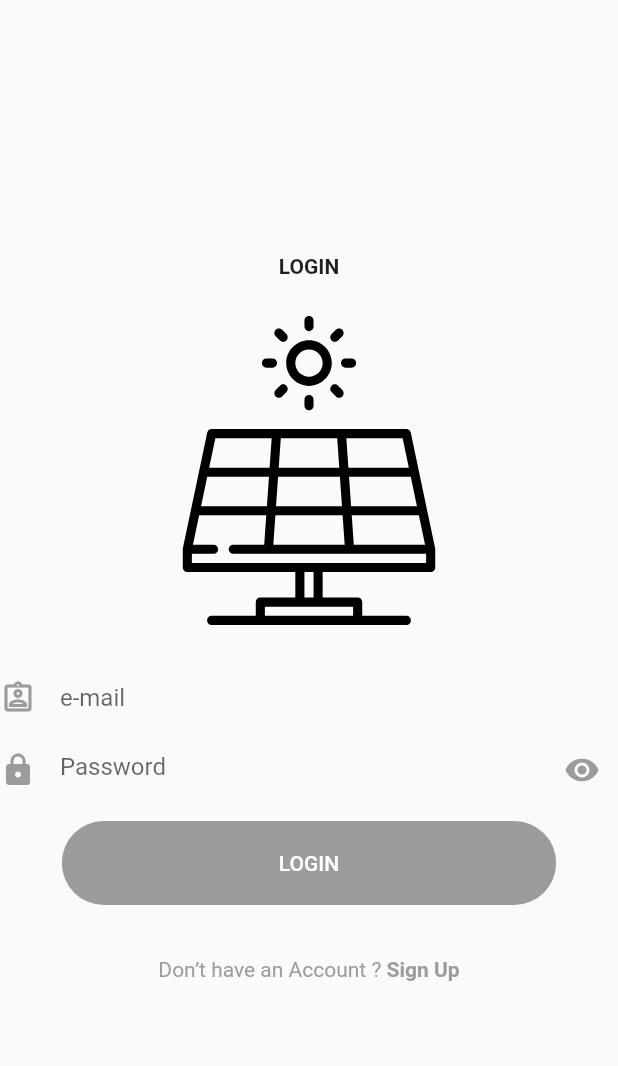
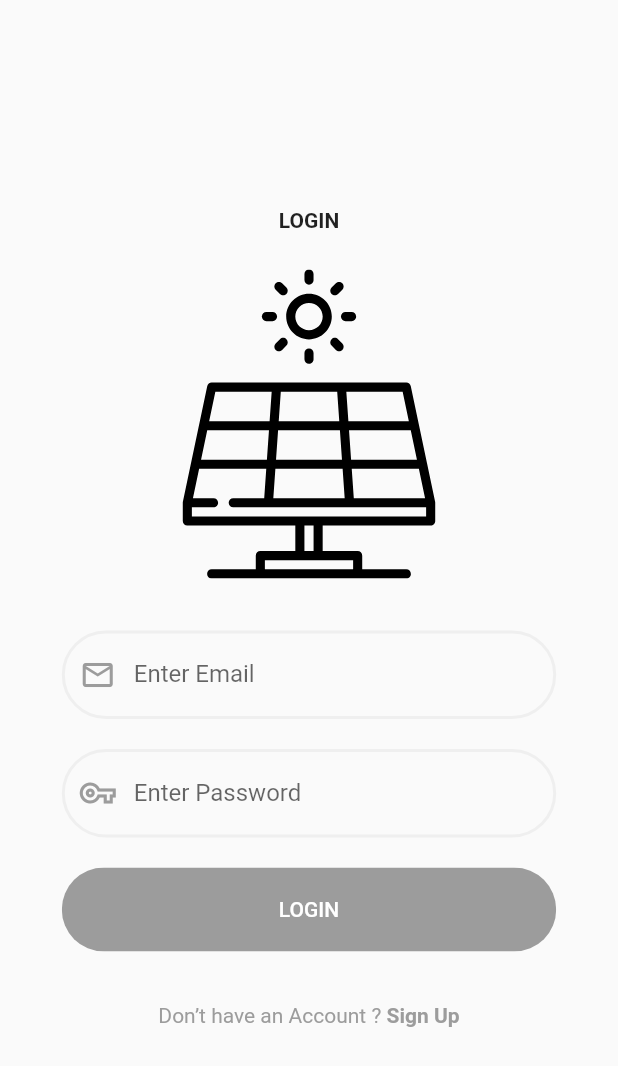
Before and after one commit to BurakYtu/GES_UI, a Flutter app: the screen it shows after launch, after a tap on "LOGIN", on a phone screen of 412 x 824 dp. Shown: the top 1066 px of the screen. Run offline on Flutter 3.47's test engine with Material 2 defaults, Android fonts, the phone set to English and light mode, and no system bars; our stand-ins replace firebase_auth, firebase_core, firebase_storage, flutter_map, flutter_svg, latlong; missing offline and left inert: lat_lon_grid_plugin; accounts and stored records are empty; network calls fail; Roboto replaces fonts that are missing (Poppins).

Commit message:
login ui
login ui

```diff
--- a/ges/lib/Welcome.dart
+++ b/ges/lib/Welcome.dart
@@ -30,7 +30,7 @@ class WelcomeScreen extends StatelessWidget {
                     context,
                     MaterialPageRoute(
                       builder: (context) {
-                        return LoginScreen();
+                        return LogInScreen();
                       },
                     ),
                   );
--- a/ges/lib/login.dart
+++ b/ges/lib/login.dart
@@ -8,9 +8,21 @@ import 'package:provider/provider.dart';
 import 'Authentication.dart';
 import 'already_have_an_account_acheck.dart';
 
-class LoginScreen extends StatelessWidget {
+class LogInScreen extends StatefulWidget {
+  @override
+  _LogInScreenState createState() => _LogInScreenState();
+}
+
+class _LogInScreenState extends State<LogInScreen> {
   String loginemail = "";
   String loginpassword = "";
+  bool _obscureText = true;
+
+  void _toggle() {
+    setState(() {
+      _obscureText = !_obscureText;
+    });
+  }
 
   @override
   Widget build(BuildContext context) {
@@ -27,37 +39,77 @@ class LoginScreen extends StatelessWidget {
               ),
               SizedBox(height: size.height * 0.03), SvgPicture.asset("lib/assets/login.svg", height: size.height * 0.25,),
               SizedBox(height: size.height * 0.03),
-              TextField(
+              Container(
+                margin: EdgeInsets.symmetric(vertical: 10),
+                width: size.width * 0.8,
+                child: TextFormField(
                   onChanged: (text) {
                     loginemail = text;
                   },
-                cursorColor: kPrimaryColor,
                   decoration: InputDecoration(
-                  icon: Icon(
-                    Icons.assignment_ind_outlined,
-                    color: kPrimaryColor,
+                    prefixIcon: Icon(Icons.mail_outline, color: kPrimaryColor),
+                    fillColor: kPrimaryLightColor,
+                    labelText: "Enter Email",
+                    focusedBorder: OutlineInputBorder(
+                      borderRadius: BorderRadius.circular(30.0),
+                      borderSide: BorderSide(color: Colors.blue, width: 2.0),
                     ),
-                  hintText: "e-mail",
-                  border: InputBorder.none,
+                    enabledBorder: OutlineInputBorder(
+                      borderRadius: BorderRadius.circular(30.0),
+                      borderSide: BorderSide(color: kPrimaryLightColor, width: 2.0),
                     ),
                   ),
-              TextField(
+                  validator: (val) {
+                    if(val.length==0) {
+                      return "Email cannot be empty";
+                    }else{
+                      return null;
+                    }
+                  },
+                  keyboardType: TextInputType.emailAddress,
+                  style: new TextStyle(
+                    fontFamily: "Poppins",
+                  ),
+                ),
+              ),
+              Container(
+                margin: EdgeInsets.symmetric(vertical: 10),
+                width: size.width * 0.8,
+                child: TextFormField(
+                  obscureText: _obscureText,
                   onChanged: (text) {
                     loginpassword = text;
                   },
-                obscureText: true,
-                cursorColor: kPrimaryColor,
                   decoration: InputDecoration(
-                  hintText: "Password",
-                  icon: Icon(
-                    Icons.lock,
+                    prefixIcon: IconButton(
                       color: kPrimaryColor,
+                      icon: Icon(Icons.vpn_key_outlined),
+                      onPressed: (){
+                        _toggle();
+                      },
                     ),
-                  suffixIcon: Icon(
-                    Icons.visibility,
-                    color: kPrimaryColor,
+                    labelText: "Enter Password",
+                    fillColor: Colors.white,
+                    focusedBorder: OutlineInputBorder(
+                      borderRadius: BorderRadius.circular(30.0),
+                      borderSide: BorderSide(color: Colors.blue, width: 2.0),
                     ),
-                  border: InputBorder.none,
+                    enabledBorder: OutlineInputBorder(
+                      borderRadius: BorderRadius.circular(30.0),
+                      borderSide: BorderSide(color: kPrimaryLightColor, width: 2.0),
+                    ),
+                  ),
+                  validator: (val) {
+                    if(val.length==0) {
+                      return "Password cannot be empty";
+                    }else{
+                      return null;
+                    }
+                  },
+                  keyboardType: TextInputType.emailAddress,
+                  style: new TextStyle(
+                    fontFamily: "Poppins",
+                  ),
                 ),
               ),
               RoundedButton(
```
Also changed, not shown: ges/lib/Signup.dart (+87 -67 lines). Lines whose indentation alone changed are shown as unchanged.
